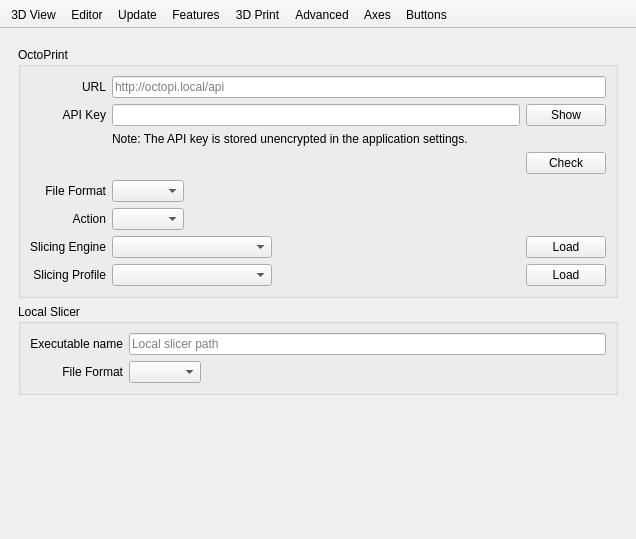
First picture: the form in src/gui/Preferences.ui, repository openscad/openscad, before the edit.
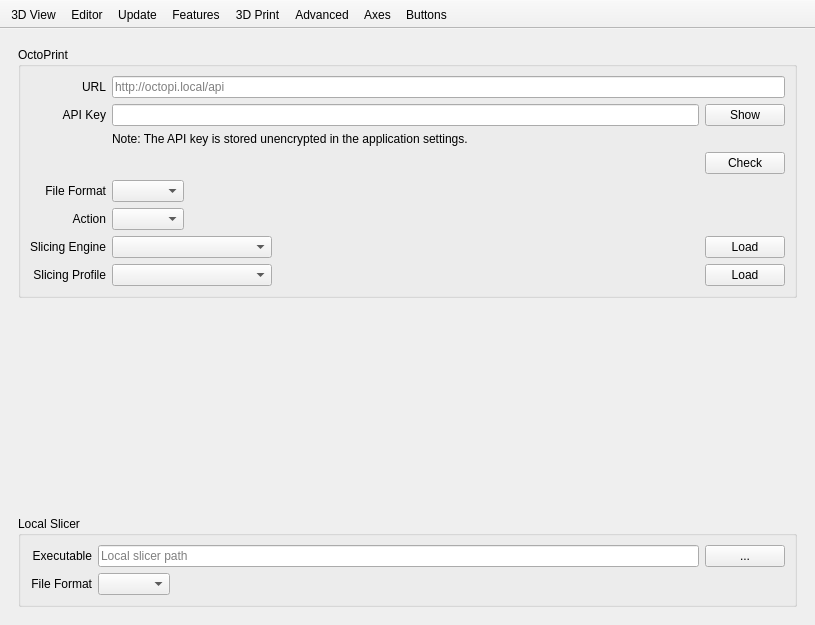
Second picture: the form after the edit. The open tabs and pages were chosen to show the change. Icons and pictures are not drawn. Custom widgets are drawn as their Qt base class.

Commit message: Add file dialog for local slicer path setting.

What changed in the file:
```diff
--- a/src/gui/Preferences.ui
+++ b/src/gui/Preferences.ui
@@ -6,8 +6,8 @@
    <rect>
     <x>0</x>
     <y>0</y>
-    <width>636</width>
-    <height>539</height>
+    <width>815</width>
+    <height>625</height>
    </rect>
   </property>
   <property name="sizePolicy">
@@ -1580,23 +1580,25 @@
           </layout>
          </widget>
         </item>
+        <item>
+         <spacer name="verticalSpacer3DPrint">
+          <property name="orientation">
+           <enum>Qt::Vertical</enum>
+          </property>
+          <property name="sizeHint" stdset="0">
+           <size>
+            <width>20</width>
+            <height>40</height>
+           </size>
+          </property>
+         </spacer>
+        </item>
         <item>
          <widget class="QGroupBox" name="groupBoxLocalSlicer">
           <property name="title">
            <string>Local Slicer</string>
           </property>
-	  <layout class="QGridLayout" name="gridLayout_72">
-
-          <item row="0" column="0">
-            <widget class="QLabel" name="labelLocalSlicer">
-             <property name="text">
-              <string>Executable name</string>
-             </property>
-             <property name="alignment">
-              <set>Qt::AlignRight|Qt::AlignTrailing|Qt::AlignVCenter</set>
-             </property>
-            </widget>
-           </item>
+          <layout class="QGridLayout" name="gridLayout_72">
            <item row="0" column="2">
             <widget class="QLineEdit" name="lineEditLocalSlicer">
              <property name="placeholderText">
@@ -1614,6 +1616,16 @@
              </property>
             </widget>
            </item>
+           <item row="0" column="0">
+            <widget class="QLabel" name="labelLocalSlicer">
+             <property name="text">
+              <string>Executable</string>
+             </property>
+             <property name="alignment">
+              <set>Qt::AlignRight|Qt::AlignTrailing|Qt::AlignVCenter</set>
+             </property>
+            </widget>
+           </item>
            <item row="1" column="2">
             <layout class="QHBoxLayout" name="horizontalLayoutLocalSlicerFileFormat">
              <item>
@@ -1634,22 +1646,16 @@
              </item>
             </layout>
            </item>
+           <item row="0" column="3">
+            <widget class="QPushButton" name="pushButtonSelectLocalSlicerPath">
+             <property name="text">
+              <string>...</string>
+             </property>
+            </widget>
+           </item>
           </layout>
          </widget>
         </item>
-        <item>
-         <spacer name="verticalSpacer3DPrint">
-          <property name="orientation">
-           <enum>Qt::Vertical</enum>
-          </property>
-          <property name="sizeHint" stdset="0">
-           <size>
-            <width>20</width>
-            <height>40</height>
-           </size>
-          </property>
-         </spacer>
-        </item>
        </layout>
       </widget>
       <widget class="QWidget" name="pageAdvanced">
```
Left out of the diff: 14 changed lines with no effect on the pictures. The commit also changes 4 other files.
